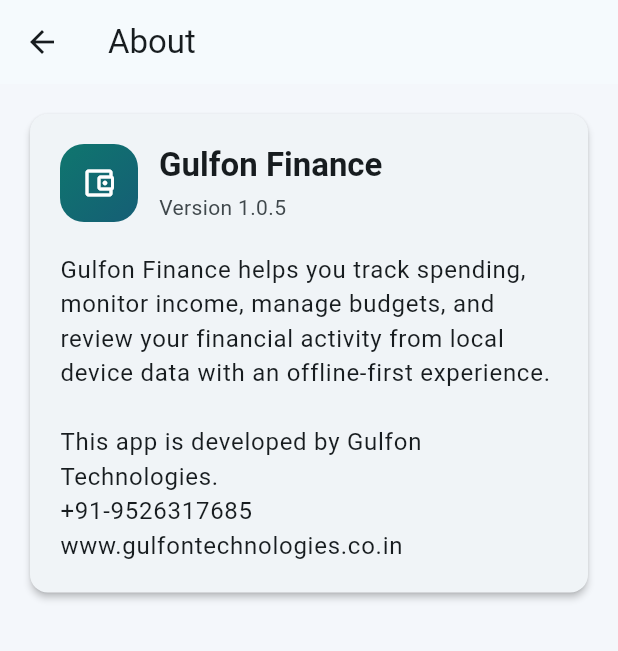
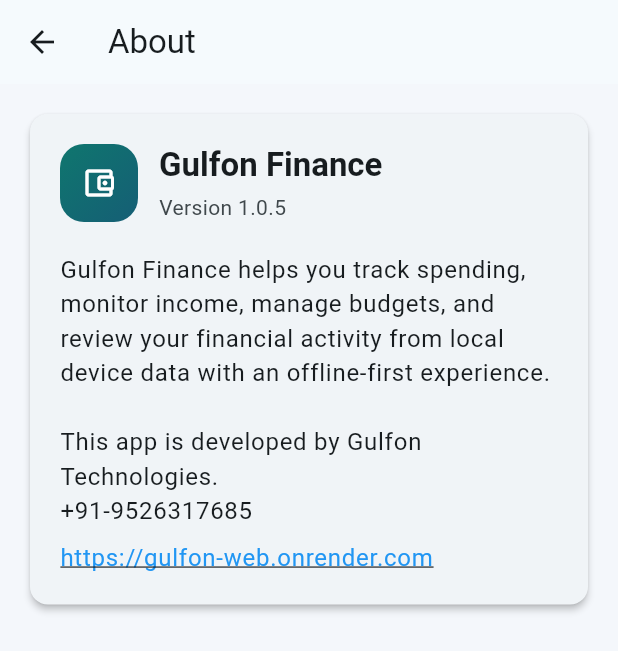
Before and after one commit to lahteefmitco/demo_mcp, a Flutter app: the AboutScreen screen opened directly, on a phone screen of 412 x 824 dp. Shown: the top 651 px of the screen. Run offline on Flutter 3.47's test engine with Material 3 defaults, Android fonts, the phone set to English and light mode, and no system bars; our stand-ins replace drift, fl_chart, flutter_bloc, flutter_markdown_plus, get_it, package_info_plus and 3 more; missing offline and left inert: drift_db_viewer, workmanager; accounts and stored records are empty; generated files the repository leaves out were written again.

Commit message:
feat: add url_launcher package and integrate website link into about screen

```diff
--- a/mobile_app/lib/src/screens/about_screen.dart
+++ b/mobile_app/lib/src/screens/about_screen.dart
@@ -1,11 +1,12 @@
 import 'package:flutter/material.dart';
 import 'package:package_info_plus/package_info_plus.dart';
+import 'package:url_launcher/url_launcher.dart';
 
 class AboutScreen extends StatelessWidget {
   const AboutScreen({super.key});
 
   static const _description =
-      '''Gulfon Finance helps you track spending, monitor income, manage budgets, and review your financial activity from local device data with an offline-first experience.\n\nThis app is developed by Gulfon Technologies.\n+91-9526317685\nwww.gulfontechnologies.co.in''';
+      '''Gulfon Finance helps you track spending, monitor income, manage budgets, and review your financial activity from local device data with an offline-first experience.\n\nThis app is developed by Gulfon Technologies.\n+91-9526317685''';
 
   @override
   Widget build(BuildContext context) {
@@ -78,6 +79,18 @@
                           context,
                         ).textTheme.bodyLarge?.copyWith(height: 1.45),
                       ),
+                      const SizedBox(height: 8),
+                      InkWell(
+                        onTap: () => launchUrl(Uri.parse('https://gulfon-web.onrender.com')),
+                        child: Text(
+                          'https://gulfon-web.onrender.com',
+                          style: Theme.of(context).textTheme.bodyLarge?.copyWith(
+                                color: Colors.blue,
+                                decoration: TextDecoration.underline,
+                                height: 1.45,
+                              ),
+                        ),
+                      ),
                     ],
                   ),
                 ),
--- a/mobile_app/pubspec.yaml
+++ b/mobile_app/pubspec.yaml
@@ -47,6 +47,7 @@
   flutter_markdown_plus: ^1.0.7
   uuid: ^4.5.1
   workmanager: ^0.9.0
+  url_launcher: ^6.3.0
   sizer: ^3.1.3
 
 dev_dependencies:
```
Also changed, not shown: mobile_app/pubspec.lock, 5 other files.
